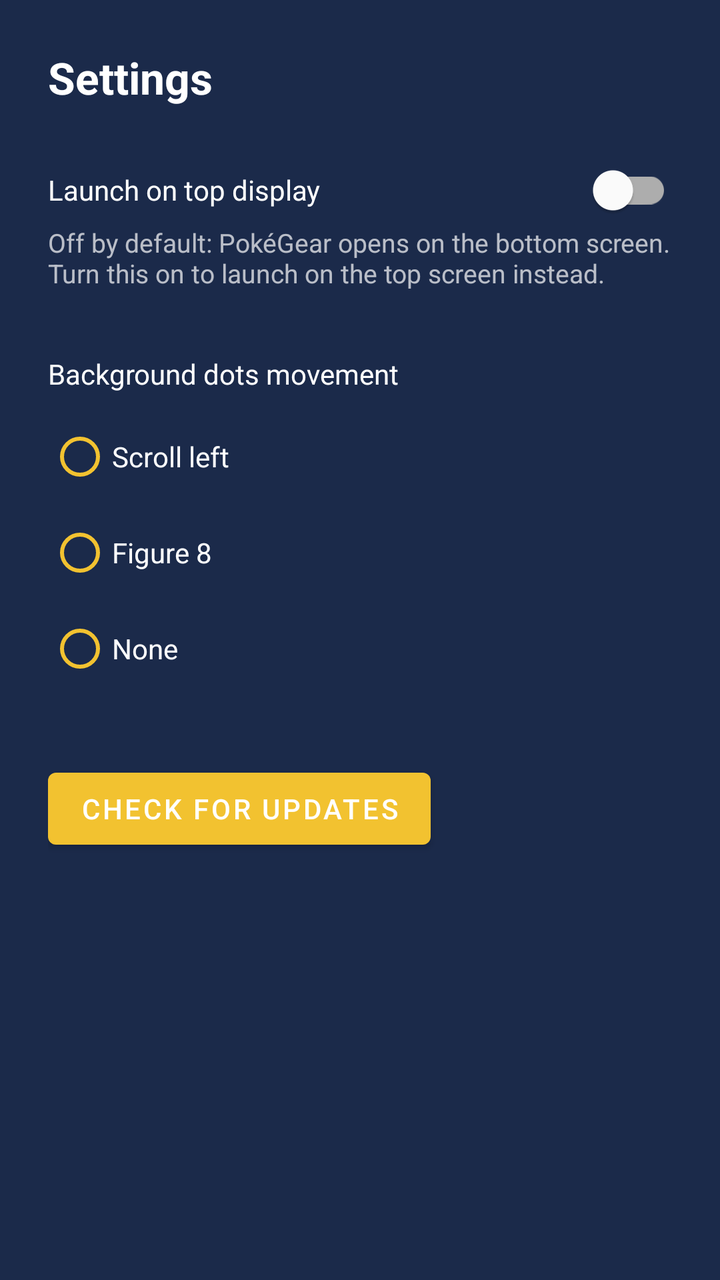
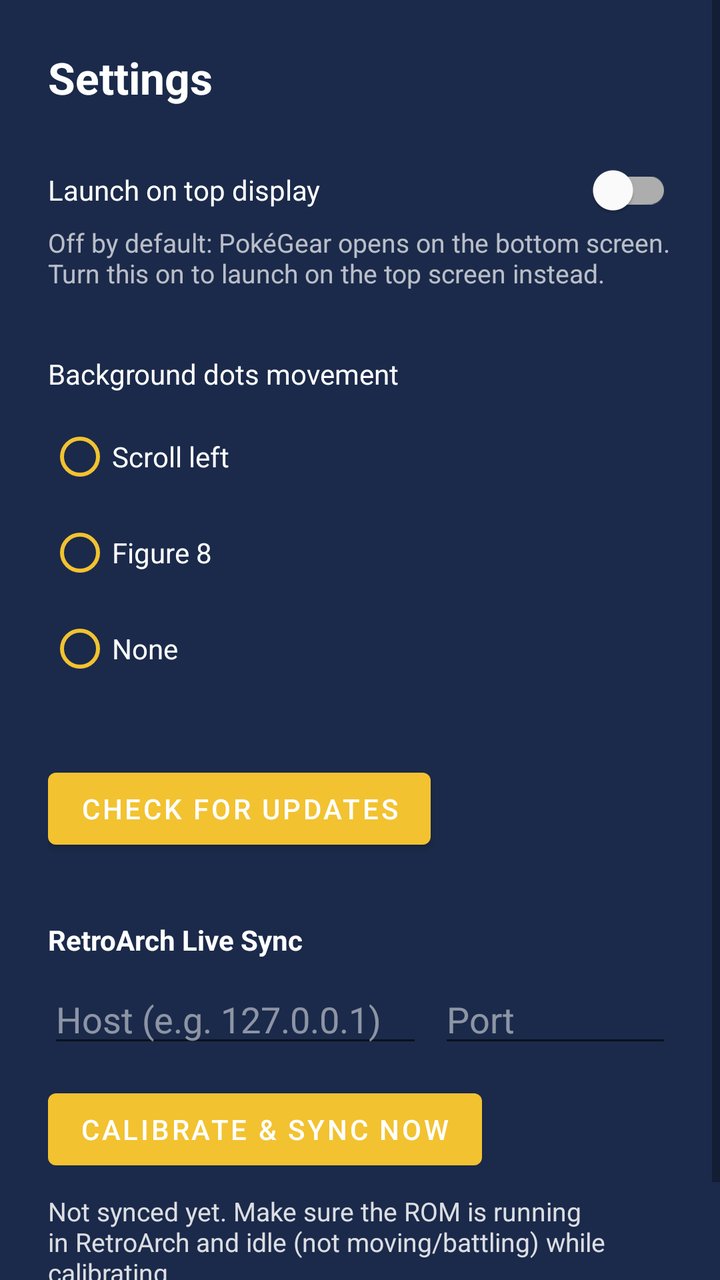

The first picture is an Android layout as it rendered before a commit; the second is the same layout after the commit. The layout source and the unified diff follow.
<!-- AndroidManifest.xml: application theme Theme.PGearHS -->
<!-- res/layout/activity_settings.xml -->
<?xml version="1.0" encoding="utf-8"?>
<androidx.constraintlayout.widget.ConstraintLayout xmlns:android="http://schemas.android.com/apk/res/android"
    xmlns:app="http://schemas.android.com/apk/res-auto"
    android:layout_width="match_parent"
    android:layout_height="match_parent"
    android:background="@color/johtoBackground"
    android:padding="24dp">

    <TextView
        android:id="@+id/settingsHeader"
        android:layout_width="wrap_content"
        android:layout_height="wrap_content"
        android:text="@string/settings_title"
        android:textColor="@color/johtoOnBackground"
        android:textSize="22sp"
        android:textStyle="bold"
        app:layout_constraintStart_toStartOf="parent"
        app:layout_constraintTop_toTopOf="parent" />

    <TextView
        android:id="@+id/preferTopDisplayLabel"
        android:layout_width="0dp"
        android:layout_height="wrap_content"
        android:layout_marginTop="32dp"
        android:layout_marginEnd="16dp"
        android:text="@string/prefer_top_display_label"
        android:textColor="@color/johtoOnBackground"
        app:layout_constraintEnd_toStartOf="@id/preferTopDisplaySwitch"
        app:layout_constraintStart_toStartOf="parent"
        app:layout_constraintTop_toBottomOf="@id/settingsHeader" />

    <com.google.android.material.switchmaterial.SwitchMaterial
        android:id="@+id/preferTopDisplaySwitch"
        android:layout_width="wrap_content"
        android:layout_height="wrap_content"
        app:layout_constraintBottom_toBottomOf="@id/preferTopDisplayLabel"
        app:layout_constraintEnd_toEndOf="parent"
        app:layout_constraintTop_toTopOf="@id/preferTopDisplayLabel" />

    <TextView
        android:id="@+id/preferTopDisplayHint"
        android:layout_width="0dp"
        android:layout_height="wrap_content"
        android:layout_marginTop="8dp"
        android:alpha="0.7"
        android:text="@string/prefer_top_display_hint"
        android:textColor="@color/johtoOnBackground"
        android:textSize="13sp"
        app:layout_constraintEnd_toEndOf="parent"
        app:layout_constraintStart_toStartOf="parent"
        app:layout_constraintTop_toBottomOf="@id/preferTopDisplayLabel" />

    <TextView
        android:id="@+id/menuBackgroundMovementLabel"
        android:layout_width="0dp"
        android:layout_height="wrap_content"
        android:layout_marginTop="32dp"
        android:text="@string/menu_background_movement_label"
        android:textColor="@color/johtoOnBackground"
        app:layout_constraintEnd_toEndOf="parent"
        app:layout_constraintStart_toStartOf="parent"
        app:layout_constraintTop_toBottomOf="@id/preferTopDisplayHint" />

    <RadioGroup
        android:id="@+id/menuBackgroundMovementGroup"
        android:layout_width="wrap_content"
        android:layout_height="wrap_content"
        android:layout_marginTop="8dp"
        app:layout_constraintStart_toStartOf="parent"
        app:layout_constraintTop_toBottomOf="@id/menuBackgroundMovementLabel">

        <RadioButton
            android:id="@+id/movementOptionLeft"
            android:layout_width="wrap_content"
            android:layout_height="wrap_content"
            android:buttonTint="@color/johtoAccent"
            android:text="@string/menu_background_movement_left"
            android:textColor="@color/johtoOnBackground" />

        <RadioButton
            android:id="@+id/movementOptionFigureEight"
            android:layout_width="wrap_content"
            android:layout_height="wrap_content"
            android:buttonTint="@color/johtoAccent"
            android:text="@string/menu_background_movement_figure_eight"
            android:textColor="@color/johtoOnBackground" />

        <RadioButton
            android:id="@+id/movementOptionNone"
            android:layout_width="wrap_content"
            android:layout_height="wrap_content"
            android:buttonTint="@color/johtoAccent"
            android:text="@string/menu_background_movement_none"
            android:textColor="@color/johtoOnBackground" />

    </RadioGroup>

    <Button
        android:id="@+id/checkForUpdatesButton"
        android:layout_width="wrap_content"
        android:layout_height="wrap_content"
        android:layout_marginTop="32dp"
        android:text="@string/check_for_updates"
        app:layout_constraintStart_toStartOf="parent"
        app:layout_constraintTop_toBottomOf="@id/menuBackgroundMovementGroup" />

</androidx.constraintlayout.widget.ConstraintLayout>
<!-- resources referenced by this layout -->
<resources>
  <color name="johtoAccent">#F2C230</color>
  <color name="johtoBackground">#1B2A4A</color>
  <color name="johtoOnBackground">#FFFFFF</color>
  <string name="check_for_updates">Check for updates</string>
  <string name="menu_background_movement_figure_eight">Figure 8</string>
  <string name="menu_background_movement_label">Background dots movement</string>
  <string name="menu_background_movement_left">Scroll left</string>
  <string name="menu_background_movement_none">None</string>
  <string name="prefer_top_display_hint">Off by default: PokéGear opens on the bottom screen. Turn this on to launch on the top screen instead.</string>
  <string name="prefer_top_display_label">Launch on top display</string>
  <string name="settings_title">Settings</string>
  <style name="Theme.PGearHS" parent="Theme.MaterialComponents.DayNight.NoActionBar">
          <item name="colorPrimary">@color/johtoAccent</item>
          <item name="colorPrimaryDark">@color/johtoBackground</item>
          <item name="colorAccent">@color/johtoAccent</item>
          <item name="android:windowBackground">@color/johtoBackground</item>
          <item name="android:statusBarColor" tools:targetApi="l">@color/johtoBackground</item>
      </style>
</resources>

<!-- the commit's change to res/layout/activity_settings.xml (unified diff, before → after) -->
@@ -1,107 +1,178 @@
 <?xml version="1.0" encoding="utf-8"?>
-<androidx.constraintlayout.widget.ConstraintLayout xmlns:android="http://schemas.android.com/apk/res/android"
+<ScrollView xmlns:android="http://schemas.android.com/apk/res/android"
     xmlns:app="http://schemas.android.com/apk/res-auto"
     android:layout_width="match_parent"
     android:layout_height="match_parent"
-    android:background="@color/johtoBackground"
-    android:padding="24dp">
+    android:background="@color/johtoBackground">
 
-    <TextView
-        android:id="@+id/settingsHeader"
-        android:layout_width="wrap_content"
+    <androidx.constraintlayout.widget.ConstraintLayout
+        android:layout_width="match_parent"
         android:layout_height="wrap_content"
-        android:text="@string/settings_title"
-        android:textColor="@color/johtoOnBackground"
-        android:textSize="22sp"
-        android:textStyle="bold"
-        app:layout_constraintStart_toStartOf="parent"
-        app:layout_constraintTop_toTopOf="parent" />
+        android:padding="24dp">
 
-    <TextView
-        android:id="@+id/preferTopDisplayLabel"
-        android:layout_width="0dp"
-        android:layout_height="wrap_content"
-        android:layout_marginTop="32dp"
-        android:layout_marginEnd="16dp"
-        android:text="@string/prefer_top_display_label"
-        android:textColor="@color/johtoOnBackground"
-        app:layout_constraintEnd_toStartOf="@id/preferTopDisplaySwitch"
-        app:layout_constraintStart_toStartOf="parent"
-        app:layout_constraintTop_toBottomOf="@id/settingsHeader" />
-
-    <com.google.android.material.switchmaterial.SwitchMaterial
-        android:id="@+id/preferTopDisplaySwitch"
-        android:layout_width="wrap_content"
-        android:layout_height="wrap_content"
-        app:layout_constraintBottom_toBottomOf="@id/preferTopDisplayLabel"
-        app:layout_constraintEnd_toEndOf="parent"
-        app:layout_constraintTop_toTopOf="@id/preferTopDisplayLabel" />
-
-    <TextView
-        android:id="@+id/preferTopDisplayHint"
-        android:layout_width="0dp"
-        android:layout_height="wrap_content"
-        android:layout_marginTop="8dp"
-        android:alpha="0.7"
-        android:text="@string/prefer_top_display_hint"
-        android:textColor="@color/johtoOnBackground"
-        android:textSize="13sp"
-        app:layout_constraintEnd_toEndOf="parent"
-        app:layout_constraintStart_toStartOf="parent"
-        app:layout_constraintTop_toBottomOf="@id/preferTopDisplayLabel" />
-
-    <TextView
-        android:id="@+id/menuBackgroundMovementLabel"
-        android:layout_width="0dp"
-        android:layout_height="wrap_content"
-        android:layout_marginTop="32dp"
-        android:text="@string/menu_background_movement_label"
-        android:textColor="@color/johtoOnBackground"
-        app:layout_constraintEnd_toEndOf="parent"
-        app:layout_constraintStart_toStartOf="parent"
-        app:layout_constraintTop_toBottomOf="@id/preferTopDisplayHint" />
-
-    <RadioGroup
-        android:id="@+id/menuBackgroundMovementGroup"
-        android:layout_width="wrap_content"
-        android:layout_height="wrap_content"
-        android:layout_marginTop="8dp"
-        app:layout_constraintStart_toStartOf="parent"
-        app:layout_constraintTop_toBottomOf="@id/menuBackgroundMovementLabel">
-
-        <RadioButton
-            android:id="@+id/movementOptionLeft"
+        <TextView
+            android:id="@+id/settingsHeader"
             android:layout_width="wrap_content"
             android:layout_height="wrap_content"
-            android:buttonTint="@color/johtoAccent"
-            android:text="@string/menu_background_movement_left"
-            android:textColor="@color/johtoOnBackground" />
+            android:text="@string/settings_title"
+            android:textColor="@color/johtoOnBackground"
+            android:textSize="22sp"
+            android:textStyle="bold"
+            app:layout_constraintStart_toStartOf="parent"
+            app:layout_constraintTop_toTopOf="parent" />
 
-        <RadioButton
-            android:id="@+id/movementOptionFigureEight"
+        <TextView
+            android:id="@+id/preferTopDisplayLabel"
+            android:layout_width="0dp"
+            android:layout_height="wrap_content"
+            android:layout_marginTop="32dp"
+            android:layout_marginEnd="16dp"
+            android:text="@string/prefer_top_display_label"
+            android:textColor="@color/johtoOnBackground"
+            app:layout_constraintEnd_toStartOf="@id/preferTopDisplaySwitch"
+            app:layout_constraintStart_toStartOf="parent"
+            app:layout_constraintTop_toBottomOf="@id/settingsHeader" />
+
+        <com.google.android.material.switchmaterial.SwitchMaterial
+            android:id="@+id/preferTopDisplaySwitch"
             android:layout_width="wrap_content"
             android:layout_height="wrap_content"
-            android:buttonTint="@color/johtoAccent"
-            android:text="@string/menu_background_movement_figure_eight"
-            android:textColor="@color/johtoOnBackground" />
+            app:layout_constraintBottom_toBottomOf="@id/preferTopDisplayLabel"
+            app:layout_constraintEnd_toEndOf="parent"
+            app:layout_constraintTop_toTopOf="@id/preferTopDisplayLabel" />
 
-        <RadioButton
-            android:id="@+id/movementOptionNone"
+        <TextView
+            android:id="@+id/preferTopDisplayHint"
+            android:layout_width="0dp"
+            android:layout_height="wrap_content"
+            android:layout_marginTop="8dp"
+            android:alpha="0.7"
+            android:text="@string/prefer_top_display_hint"
+            android:textColor="@color/johtoOnBackground"
+            android:textSize="13sp"
+            app:layout_constraintEnd_toEndOf="parent"
+            app:layout_constraintStart_toStartOf="parent"
+            app:layout_constraintTop_toBottomOf="@id/preferTopDisplayLabel" />
+
+        <TextView
+            android:id="@+id/menuBackgroundMovementLabel"
+            android:layout_width="0dp"
+            android:layout_height="wrap_content"
+            android:layout_marginTop="32dp"
+            android:text="@string/menu_background_movement_label"
+            android:textColor="@color/johtoOnBackground"
+            app:layout_constraintEnd_toEndOf="parent"
+            app:layout_constraintStart_toStartOf="parent"
+            app:layout_constraintTop_toBottomOf="@id/preferTopDisplayHint" />
+
+        <RadioGroup
+            android:id="@+id/menuBackgroundMovementGroup"
             android:layout_width="wrap_content"
             android:layout_height="wrap_content"
-            android:buttonTint="@color/johtoAccent"
-            android:text="@string/menu_background_movement_none"
-            android:textColor="@color/johtoOnBackground" />
+            android:layout_marginTop="8dp"
+            app:layout_constraintStart_toStartOf="parent"
+            app:layout_constraintTop_toBottomOf="@id/menuBackgroundMovementLabel">
 
-    </RadioGroup>
+            <RadioButton
+                android:id="@+id/movementOptionLeft"
+                android:layout_width="wrap_content"
+                android:layout_height="wrap_content"
+                android:buttonTint="@color/johtoAccent"
+                android:text="@string/menu_background_movement_left"
+                android:textColor="@color/johtoOnBackground" />
 
-    <Button
-        android:id="@+id/checkForUpdatesButton"
-        android:layout_width="wrap_content"
-        android:layout_height="wrap_content"
-        android:layout_marginTop="32dp"
-        android:text="@string/check_for_updates"
-        app:layout_constraintStart_toStartOf="parent"
-        app:layout_constraintTop_toBottomOf="@id/menuBackgroundMovementGroup" />
+            <RadioButton
+                android:id="@+id/movementOptionFigureEight"
+                android:layout_width="wrap_content"
+                android:layout_height="wrap_content"
+                android:buttonTint="@color/johtoAccent"
+                android:text="@string/menu_background_movement_figure_eight"
+                android:textColor="@color/johtoOnBackground" />
 
-</androidx.constraintlayout.widget.ConstraintLayout>
+            <RadioButton
+                android:id="@+id/movementOptionNone"
+                android:layout_width="wrap_content"
+                android:layout_height="wrap_content"
+                android:buttonTint="@color/johtoAccent"
+                android:text="@string/menu_background_movement_none"
+                android:textColor="@color/johtoOnBackground" />
+
+        </RadioGroup>
+
+        <Button
+            android:id="@+id/checkForUpdatesButton"
+            android:layout_width="wrap_content"
+            android:layout_height="wrap_content"
+            android:layout_marginTop="32dp"
+            android:text="@string/check_for_updates"
+            app:layout_constraintStart_toStartOf="parent"
+            app:layout_constraintTop_toBottomOf="@id/menuBackgroundMovementGroup" />
+
+        <TextView
+            android:id="@+id/retroArchSyncLabel"
+            android:layout_width="0dp"
+            android:layout_height="wrap_content"
+            android:layout_marginTop="32dp"
+            android:text="@string/retroarch_sync_label"
+            android:textColor="@color/johtoOnBackground"
+            android:textStyle="bold"
+            app:layout_constraintEnd_toEndOf="parent"
+            app:layout_constraintStart_toStartOf="parent"
+            app:layout_constraintTop_toBottomOf="@id/checkForUpdatesButton" />
+
+        <EditText
+            android:id="@+id/retroArchHostInput"
+            android:layout_width="0dp"
+            android:layout_height="wrap_content"
+            android:layout_marginTop="8dp"
+            android:layout_marginEnd="8dp"
+            android:autofillHints="none"
+            android:hint="@string/retroarch_host_hint"
+            android:inputType="textUri"
+            android:textColor="@color/johtoOnBackground"
+            android:textColorHint="#80FFFFFF"
+            app:layout_constraintEnd_toStartOf="@id/retroArchPortInput"
+            app:layout_constraintStart_toStartOf="parent"
+            app:layout_constraintTop_toBottomOf="@id/retroArchSyncLabel"
+            app:layout_constraintWidth_percent="0.6" />
+
+        <EditText
+            android:id="@+id/retroArchPortInput"
+            android:layout_width="0dp"
+            android:layout_height="wrap_content"
+            android:layout_marginTop="8dp"
+            android:autofillHints="none"
+            android:hint="@string/retroarch_port_hint"
+            android:inputType="number"
+            android:textColor="@color/johtoOnBackground"
+            android:textColorHint="#80FFFFFF"
+            app:layout_constraintEnd_toEndOf="parent"
+            app:layout_constraintStart_toEndOf="@id/retroArchHostInput"
+            app:layout_constraintTop_toBottomOf="@id/retroArchSyncLabel" />
+
+        <Button
+            android:id="@+id/calibrateSyncButton"
+            android:layout_width="wrap_content"
+            android:layout_height="wrap_content"
+            android:layout_marginTop="12dp"
+            android:text="@string/retroarch_calibrate_button"
+            app:layout_constraintStart_toStartOf="parent"
+            app:layout_constraintTop_toBottomOf="@id/retroArchHostInput" />
+
+        <TextView
+            android:id="@+id/retroArchSyncStatus"
+            android:layout_width="0dp"
+            android:layout_height="wrap_content"
+            android:layout_marginTop="8dp"
+            android:layout_marginBottom="24dp"
+            android:alpha="0.85"
+            android:text="@string/retroarch_sync_status_idle"
+            android:textColor="@color/johtoOnBackground"
+            android:textSize="13sp"
+            app:layout_constraintBottom_toBottomOf="parent"
+            app:layout_constraintEnd_toEndOf="parent"
+            app:layout_constraintStart_toStartOf="parent"
+            app:layout_constraintTop_toBottomOf="@id/calibrateSyncButton" />
+
+    </androidx.constraintlayout.widget.ConstraintLayout>
+</ScrollView>
<!-- resource entries referenced after the edit -->
@@ -10,6 +10,11 @@
   <string name="menu_background_movement_none">None</string>
   <string name="prefer_top_display_hint">Off by default: PokéGear opens on the bottom screen. Turn this on to launch on the top screen instead.</string>
   <string name="prefer_top_display_label">Launch on top display</string>
+  <string name="retroarch_calibrate_button">Calibrate &amp; Sync Now</string>
+  <string name="retroarch_host_hint">Host (e.g. 127.0.0.1)</string>
+  <string name="retroarch_port_hint">Port</string>
+  <string name="retroarch_sync_label">RetroArch Live Sync</string>
+  <string name="retroarch_sync_status_idle">Not synced yet. Make sure the ROM is running in RetroArch and idle (not moving/battling) while calibrating.</string>
   <string name="settings_title">Settings</string>
   <style name="Theme.PGearHS" parent="Theme.MaterialComponents.DayNight.NoActionBar">
           <item name="colorPrimary">@color/johtoAccent</item>
